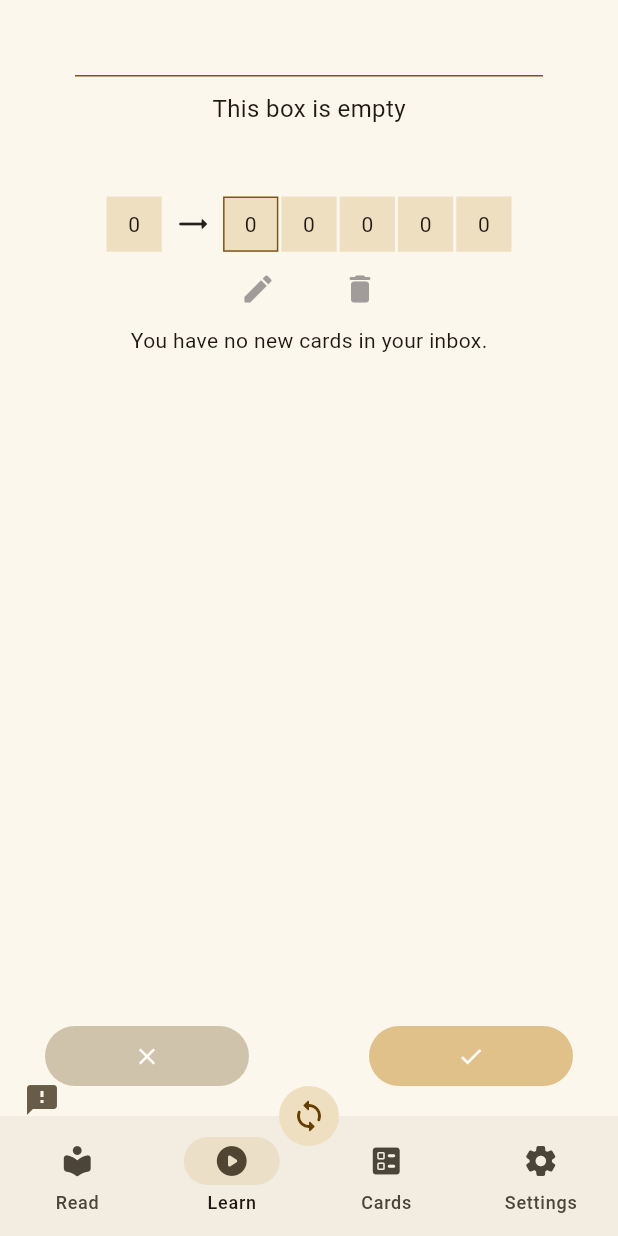
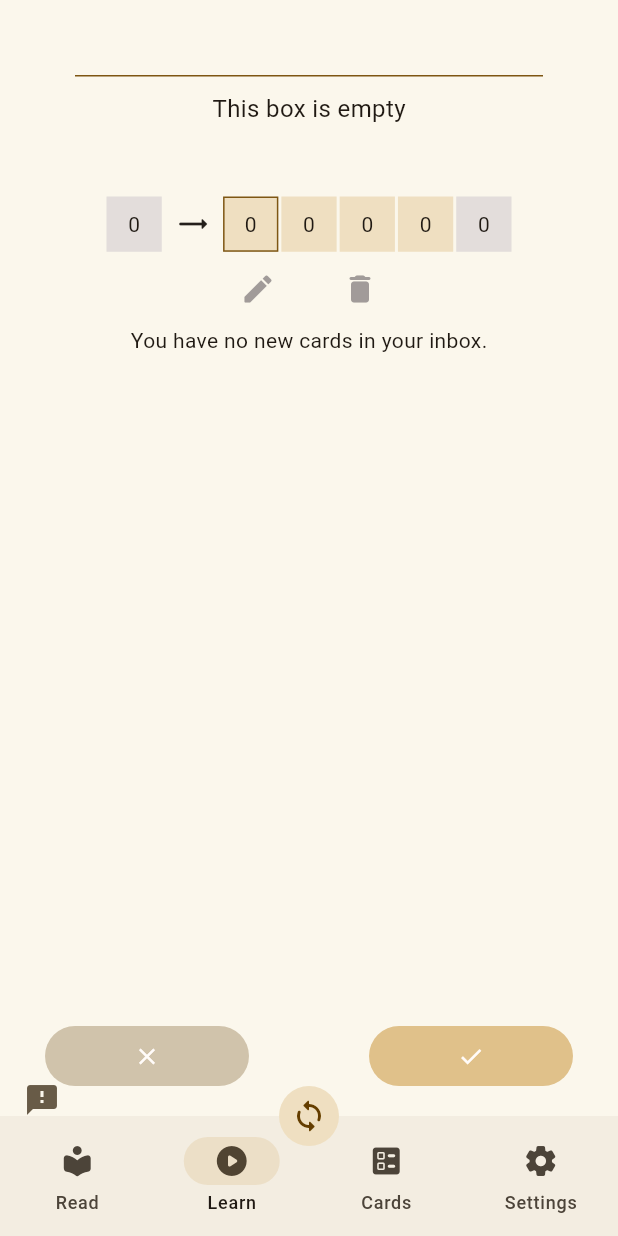
Before and after one commit to avenaradio/lerlingua, a Flutter app: the screen it shows after launch, item 2 of the bottom bar chosen, on a phone screen of 412 x 824 dp. Run offline on Flutter 3.47's test engine with Material 3 defaults, Android fonts, the light colour scheme and no system bars; our stand-ins replace event_bus, file_picker, package_info_plus, shared_preferences, sqflite_common_ffi; missing offline and left inert: android_package_installer, epub_pro, feedback_gitlab, flutter_inappwebview; accounts and stored records are empty; network calls fail.

Commit message:
non selectable boxes are now grey
Took 12 minutes

```diff
--- a/lib/user_interface/learn/learn.dart
+++ b/lib/user_interface/learn/learn.dart
@@ -167,7 +167,7 @@ class _LearnState extends State<Learn> {
                                       child: Container(
                                         alignment: Alignment.center,
                                         decoration: BoxDecoration(
-                                          color: Theme.of(context).colorScheme.primaryContainer,
+                                          color: (index == 0 || index == 6) ? Colors.grey[300] : Theme.of(context).colorScheme.primaryContainer,
                                           border: Border.all(
                                             color:
                                                 Settings().currentBox ==
```
